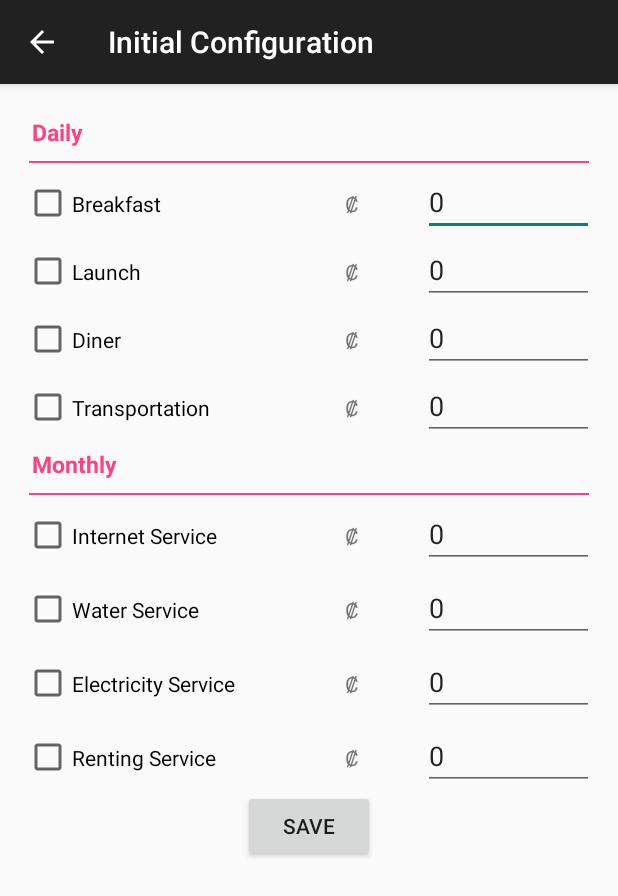
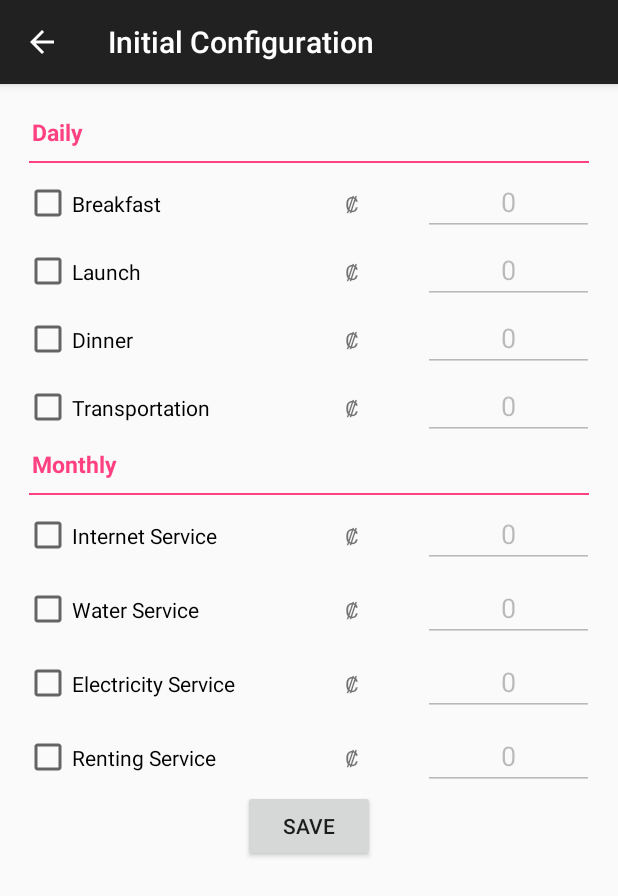
Before and after one commit to Renki27/Saver, an Android app: the InitialConfiguration screen opened directly, with no data from a screen before it, on a phone screen of 412 x 824 dp. Shown: the top 896 px of the screen. Run offline under Robolectric (Android 15) with nearby library versions, the phone set to English and light mode, and no system bars.

Commit message:
CB, initial conf, Shared Prefs.

```diff
--- a/app/src/main/java/com/firecaster/saver/InitialConfiguration.java
+++ b/app/src/main/java/com/firecaster/saver/InitialConfiguration.java
@@ -15,16 +15,17 @@ import android.widget.Toast;
 public class InitialConfiguration extends AppCompatActivity {
     public static String CURRENCY_SYMBOL = "";
     public static final String CURRENCY_SELECTION = "currencySelection";
+    public static final String CHECKBOX_STATES = "checkboxStates";
     public static final String VALUES = "values";
     private TextView c1, c2, c3, c4, c5, c6, c7, c8;
     private EditText txt1, txt2, txt3, txt4, txt5, txt6, txt7, txt8;
-    private CheckBox breakfast, launch, diner, trans, inter, water, elect, rent;
+    private CheckBox breakfast, launch, dinner, trans, inter, water, elect, rent;
     Button saveButton;
 
     private String cs;
 
 
-        @Override
+    @Override
     protected void onCreate(Bundle savedInstanceState) {
         super.onCreate(savedInstanceState);
         setContentView(R.layout.activity_initial_configuration);
@@ -35,30 +36,30 @@ public class InitialConfiguration extends AppCompatActivity {
 
         saveButton = (Button) findViewById(R.id.bt_save_user_values);
 
+        setVariables();
+        verifyCurrencyValue();
+        getCurrencySelection();
+        setCurrency();
 
-        setVariables();
 
         setListeners();
-
-        verifyCurrencyValue();
-
-        getCurrencySelection();
-
-        setCurrency();
-
         verifyUserValues();
 
+
+        getCheckBoxStates();
 
         saveButton.setOnClickListener(new View.OnClickListener() {
             @Override
             public void onClick(View v) {
                 saveUserValues();
+                saveCheckBoxStates();
                 Toast.makeText(InitialConfiguration.this, R.string.data_saved_successfully, Toast.LENGTH_SHORT).show();
             }
         });
 
     }
 
+    //Inicializa las variables
     public void setVariables() {
         c1 = (TextView) findViewById(R.id.tv_c1);
         c2 = (TextView) findViewById(R.id.tv_c2);
@@ -80,7 +81,7 @@ public class InitialConfiguration extends AppCompatActivity {
 
         breakfast = (CheckBox) findViewById(R.id.cb_breakfast);
         launch = (CheckBox) findViewById(R.id.cb_launch);
-        diner = (CheckBox) findViewById(R.id.cb_diner);
+        dinner = (CheckBox) findViewById(R.id.cb_dinner);
         trans = (CheckBox) findViewById(R.id.cb_transportation);
         inter = (CheckBox) findViewById(R.id.cb_internet);
         water = (CheckBox) findViewById(R.id.cb_Water);
@@ -103,10 +104,10 @@ public class InitialConfiguration extends AppCompatActivity {
             }
         });
 
-        diner.setOnClickListener(new View.OnClickListener() {
+        dinner.setOnClickListener(new View.OnClickListener() {
             @Override
             public void onClick(View v) {
-                verifyCB(diner, txt3);
+                verifyCB(dinner, txt3);
             }
         });
 
@@ -147,25 +148,43 @@ public class InitialConfiguration extends AppCompatActivity {
         });
     }
 
+
+    public void saveUserValues() {
+        SharedPreferences sp = getSharedPreferences(VALUES, 0);
+        SharedPreferences.Editor editor = sp.edit();
+
+        editor.putInt("breakfast", Integer.parseInt(txt1.getText().toString()));
+        editor.putInt("launch", Integer.parseInt(txt2.getText().toString()));
+        editor.putInt("dinner", Integer.parseInt(txt3.getText().toString()));
+        editor.putInt("transportation", Integer.parseInt(txt4.getText().toString()));
+        editor.putInt("internet", Integer.parseInt(txt5.getText().toString()));
+        editor.putInt("water", Integer.parseInt(txt6.getText().toString()));
+        editor.putInt("electricity", Integer.parseInt(txt7.getText().toString()));
+        editor.putInt("renting", Integer.parseInt(txt8.getText().toString()));
+
+        editor.commit();
+    }
+
+
     public void getUserValues() {
         SharedPreferences sp = getSharedPreferences(VALUES, 0);
         int breakfast = sp.getInt("breakfast", 0);
         int launch = sp.getInt("launch", 0);
-        int diner = sp.getInt("diner", 0);
+        int dinner = sp.getInt("dinner", 0);
         int transportation = sp.getInt("transportation", 0);
         int internet = sp.getInt("internet", 0);
         int water = sp.getInt("water", 0);
         int electricity = sp.getInt("electricity", 0);
         int renting = sp.getInt("renting", 0);
 
-        txt1.setText(breakfast + "");
-        txt2.setText(launch + "");
-        txt3.setText(diner + "");
-        txt4.setText(transportation + "");
-        txt5.setText(internet + "");
-        txt6.setText(water + "");
-        txt7.setText(electricity + "");
-        txt8.setText(renting + "");
+        txt1.setText(Integer.toString(breakfast));
+        txt2.setText(Integer.toString(launch));
+        txt3.setText(Integer.toString(dinner));
+        txt4.setText(Integer.toString(transportation));
+        txt5.setText(Integer.toString(internet));
+        txt6.setText(Integer.toString(water));
+        txt7.setText(Integer.toString(electricity));
+        txt8.setText(Integer.toString(renting));
 
     }
 
@@ -173,28 +192,130 @@ public class InitialConfiguration extends AppCompatActivity {
         SharedPreferences sp = getSharedPreferences(VALUES, 0);
         int breakfast = sp.getInt("breakfast", 0);
         int launch = sp.getInt("launch", 0);
-        int diner = sp.getInt("diner", 0);
+        int dinner = sp.getInt("dinner", 0);
         int transportation = sp.getInt("transportation", 0);
         int internet = sp.getInt("internet", 0);
         int water = sp.getInt("water", 0);
         int electricity = sp.getInt("electricity", 0);
         int renting = sp.getInt("renting", 0);
-        if (breakfast == 0) {
+        if ((breakfast == 0) && (launch == 0) && (dinner == 0)
+                && (transportation == 0) && (internet == 0) && (water == 0) && (electricity == 0) && (renting == 0)) {
 
-            txt1.setText(breakfast + "");
-            txt2.setText(launch + "");
-            txt3.setText(diner + "");
-            txt4.setText(transportation + "");
-            txt5.setText(internet + "");
-            txt6.setText(water + "");
-            txt7.setText(electricity + "");
-            txt8.setText(renting + "");
+            txt1.setText(Integer.toString(breakfast));
+            txt2.setText(Integer.toString(launch));
+            txt3.setText(Integer.toString(dinner));
+            txt4.setText(Integer.toString(transportation));
+            txt5.setText(Integer.toString(internet));
+            txt6.setText(Integer.toString(water));
+            txt7.setText(Integer.toString(electricity));
+            txt8.setText(Integer.toString(renting));
 
+            setEditTextDisabled();
             saveUserValues();
             getUserValues();
         } else {
+
             getUserValues();
+            verifyALLEditText();
         }
+    }
+
+    public void setEditTextDisabled() {
+        txt1.setEnabled(false);
+        txt2.setEnabled(false);
+        txt3.setEnabled(false);
+        txt4.setEnabled(false);
+        txt5.setEnabled(false);
+        txt6.setEnabled(false);
+        txt7.setEnabled(false);
+        txt8.setEnabled(false);
+    }
+
+    public void saveCheckBoxStates() {
+        SharedPreferences sp = getSharedPreferences(CHECKBOX_STATES, 0);
+        SharedPreferences.Editor editor = sp.edit();
+        editor.putInt("Breakfast", verifyCheckBox(breakfast));
+        editor.putInt("Launch", verifyCheckBox(launch));
+        editor.putInt("Dinner", verifyCheckBox(dinner));
+        editor.putInt("Transportation", verifyCheckBox(trans));
+        editor.putInt("Internet", verifyCheckBox(inter));
+        editor.putInt("Water", verifyCheckBox(water));
+        editor.putInt("Electricity", verifyCheckBox(elect));
+        editor.putInt("Renting", verifyCheckBox(rent));
+        editor.commit();
+    }
+
+    public void getCheckBoxStates() {
+        SharedPreferences sp = getSharedPreferences(CHECKBOX_STATES, 0);
+        int cb_breakfast = sp.getInt("Breakfast", 0);
+        int cb_launch = sp.getInt("Launch", 0);
+        int cb_dinner = sp.getInt("Dinner", 0);
+        int cb_transportation = sp.getInt("Transportation", 0);
+        int cb_internet = sp.getInt("Internet", 0);
+        int cb_water = sp.getInt("Water", 0);
+        int cb_electricity = sp.getInt("Electricity", 0);
+        int cb_renting = sp.getInt("Renting", 0);
+
+        setCheckboxStates(cb_breakfast, breakfast);
+        setCheckboxStates(cb_launch, launch);
+        setCheckboxStates(cb_dinner, dinner);
+        setCheckboxStates(cb_transportation, trans);
+        setCheckboxStates(cb_internet, inter);
+        setCheckboxStates(cb_water, water);
+        setCheckboxStates(cb_electricity, elect);
+        setCheckboxStates(cb_renting, rent);
+    }
+
+    public void verifyCheckBoxStates() {
+        SharedPreferences sp = getSharedPreferences(CHECKBOX_STATES, 0);
+        int cb_breakfast = sp.getInt("Breakfast", 0);
+        int cb_launch = sp.getInt("Launch", 0);
+        int cb_dinner = sp.getInt("Dinner", 0);
+        int cb_transportation = sp.getInt("Transportation", 0);
+        int cb_internet = sp.getInt("Internet", 0);
+        int cb_water = sp.getInt("Water", 0);
+        int cb_electricity = sp.getInt("Electricity", 0);
+        int cb_renting = sp.getInt("Renting", 0);
+
+
+    }
+
+    // verifica un checkbox
+    public int verifyCheckBox(CheckBox cb) {
+        if (cb.isChecked()) {
+            return 1;
+        } else {
+            return 0;
+        }
+    }
+
+    //setea los checkbox
+    public void setCheckboxStates(int state, CheckBox cb) {
+        if (state == 1) {
+            cb.setChecked(true);
+        } else {
+            cb.setChecked(false);
+        }
+    }
+
+
+    public void verifyEditText(EditText et) {
+        int temp = Integer.parseInt(et.getText().toString());
+        if (temp == 0) {
+            et.setEnabled(false);
+        }
+
+    }
+
+    public void verifyALLEditText() {
+        verifyEditText(txt1);
+        verifyEditText(txt2);
+        verifyEditText(txt3);
+        verifyEditText(txt4);
+        verifyEditText(txt5);
+        verifyEditText(txt6);
+        verifyEditText(txt7);
+        verifyEditText(txt8);
     }
 
     //setea el valor de la moneda
@@ -213,22 +334,6 @@ public class InitialConfiguration extends AppCompatActivity {
     public void getCurrencySelection() {
         SharedPreferences sharedPreferences = getSharedPreferences(CURRENCY_SELECTION, 0);
         cs = sharedPreferences.getString("Currency", "No Data");
-    }
-
-    public void saveUserValues() {
-        SharedPreferences sp = getSharedPreferences(VALUES, 0);
-        SharedPreferences.Editor editor = sp.edit();
-
-        editor.putInt("breakfast", Integer.parseInt(txt1.getText().toString()));
-        editor.putInt("launch", Integer.parseInt(txt2.getText().toString()));
-        editor.putInt("diner", Integer.parseInt(txt3.getText().toString()));
-        editor.putInt("transportation", Integer.parseInt(txt4.getText().toString()));
-        editor.putInt("internet", Integer.parseInt(txt5.getText().toString()));
-        editor.putInt("water", Integer.parseInt(txt6.getText().toString()));
-        editor.putInt("electricity", Integer.parseInt(txt7.getText().toString()));
-        editor.putInt("renting", Integer.parseInt(txt8.getText().toString()));
-
-        editor.commit();
     }
 
 
--- a/app/src/main/res/layout/activity_initial_configuration.xml
+++ b/app/src/main/res/layout/activity_initial_configuration.xml
@@ -14,8 +14,9 @@
 
 
     <ScrollView
+        android:id="@+id/sv_initialConf"
         android:layout_width="match_parent"
-        android:layout_height="match_parent">
+        android:layout_height="wrap_content">
 
         <LinearLayout
 
@@ -67,8 +68,9 @@
                     android:layout_width="50dp"
                     android:layout_height="wrap_content"
                     android:layout_weight="1"
-                    android:hint="@string/zero"
-                    android:inputType="number" />
+                    android:hint="@string/value"
+                    android:inputType="number"
+                    android:textAlignment="center" />
             </LinearLayout>
 
             <LinearLayout
@@ -96,8 +98,9 @@
                     android:layout_width="50dp"
                     android:layout_height="wrap_content"
                     android:layout_weight="1"
-                    android:hint="@string/zero"
-                    android:inputType="number" />
+                    android:hint="@string/value"
+                    android:inputType="number"
+                    android:textAlignment="center" />
             </LinearLayout>
 
             <LinearLayout
@@ -108,11 +111,11 @@
                 android:orientation="horizontal">
 
                 <CheckBox
-                    android:id="@+id/cb_diner"
+                    android:id="@+id/cb_dinner"
                     android:layout_width="150dp"
                     android:layout_height="42dp"
                     android:layout_weight="1"
-                    android:text="@string/diner" />
+                    android:text="@string/dinner" />
 
                 <TextView
                     android:id="@+id/tv_c3"
@@ -125,8 +128,9 @@
                     android:layout_width="50dp"
                     android:layout_height="wrap_content"
                     android:layout_weight="1"
-                    android:hint="@string/zero"
-                    android:inputType="number" />
+                    android:hint="@string/value"
+                    android:inputType="number"
+                    android:textAlignment="center" />
             </LinearLayout>
 
             <LinearLayout
@@ -154,8 +158,9 @@
                     android:layout_width="50dp"
                     android:layout_height="wrap_content"
                     android:layout_weight="1"
-                    android:hint="@string/zero"
-                    android:inputType="number" />
+                    android:hint="@string/value"
+                    android:inputType="number"
+                    android:textAlignment="center" />
             </LinearLayout>
 
             <LinearLayout
@@ -206,8 +211,9 @@
                     android:layout_width="50dp"
                     android:layout_height="wrap_content"
                     android:layout_weight="1"
-                    android:hint="@string/zero"
-                    android:inputType="number" />
+                    android:hint="@string/value"
+                    android:inputType="number"
+                    android:textAlignment="center" />
             </LinearLayout>
 
             <LinearLayout
@@ -237,8 +243,9 @@
                     android:layout_width="50dp"
                     android:layout_height="wrap_content"
                     android:layout_weight="1"
-                    android:hint="@string/zero"
-                    android:inputType="number" />
+                    android:hint="@string/value"
+                    android:inputType="number"
+                    android:textAlignment="center" />
             </LinearLayout>
 
             <LinearLayout
@@ -268,8 +275,9 @@
                     android:layout_width="50dp"
                     android:layout_height="wrap_content"
                     android:layout_weight="1"
-                    android:hint="@string/zero"
-                    android:inputType="number" />
+                    android:hint="@string/value"
+                    android:inputType="number"
+                    android:textAlignment="center" />
             </LinearLayout>
 
             <LinearLayout
@@ -299,20 +307,27 @@
                     android:layout_width="50dp"
                     android:layout_height="wrap_content"
                     android:layout_weight="1"
-                    android:hint="@string/zero"
-                    android:inputType="number" />
+                    android:hint="@string/value"
+                    android:inputType="number"
+                    android:textAlignment="center" />
             </LinearLayout>
-
-            <Button
-                android:id="@+id/bt_save_user_values"
-                android:layout_width="wrap_content"
-                android:text="@string/save"
-                android:layout_height="wrap_content"
-                android:layout_gravity="center_horizontal" />
-
-
         </LinearLayout>
     </ScrollView>
 
+    <LinearLayout
+        android:layout_width="match_parent"
+        android:layout_height="wrap_content"
+        android:layout_below="@+id/sv_initialConf"
+        android:orientation="vertical">
+
+        <Button
+            android:id="@+id/bt_save_user_values"
+            android:layout_width="wrap_content"
+            android:layout_height="wrap_content"
+            android:layout_gravity="center"
+            android:text="@string/save" />
+
+    </LinearLayout>
+
 
 </RelativeLayout>
--- a/app/src/main/res/values/strings.xml
+++ b/app/src/main/res/values/strings.xml
@@ -189,7 +189,7 @@ aplicar salsa encima
     <string name="night">Night 18-21</string>
     <string name="save">Save</string>
     <string name="schedule_saved">Schedule was saved!</string>
-    <string name="diner">Diner</string>
+    <string name="dinner">Dinner</string>
     <string name="value">value</string>
     <string name="launch">Launch</string>
     <string name="breakfast">Breakfast</string>
```
